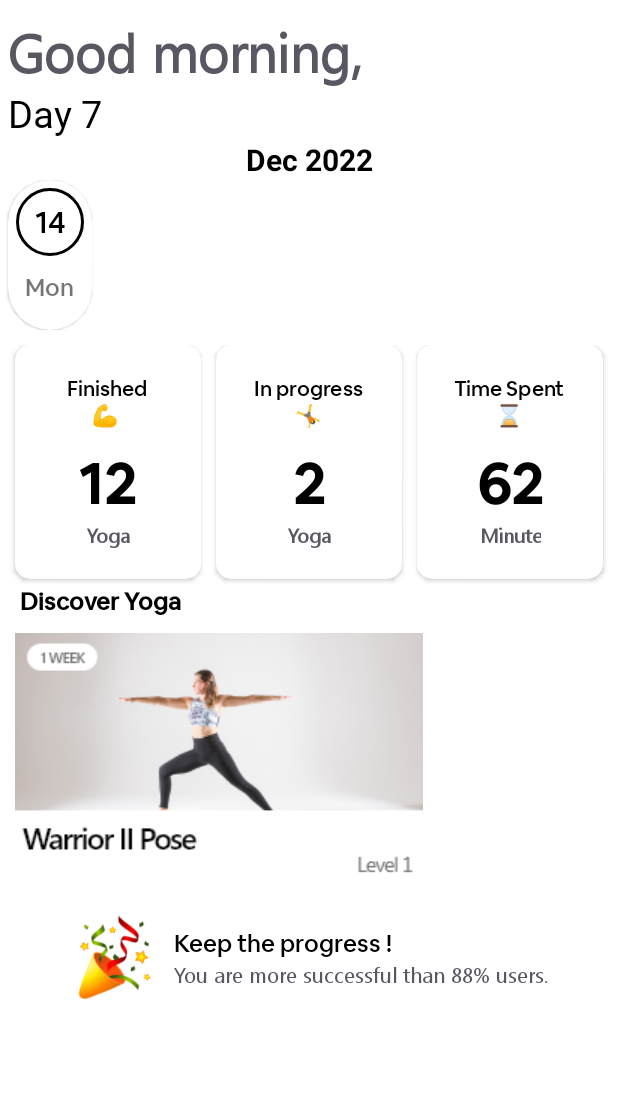
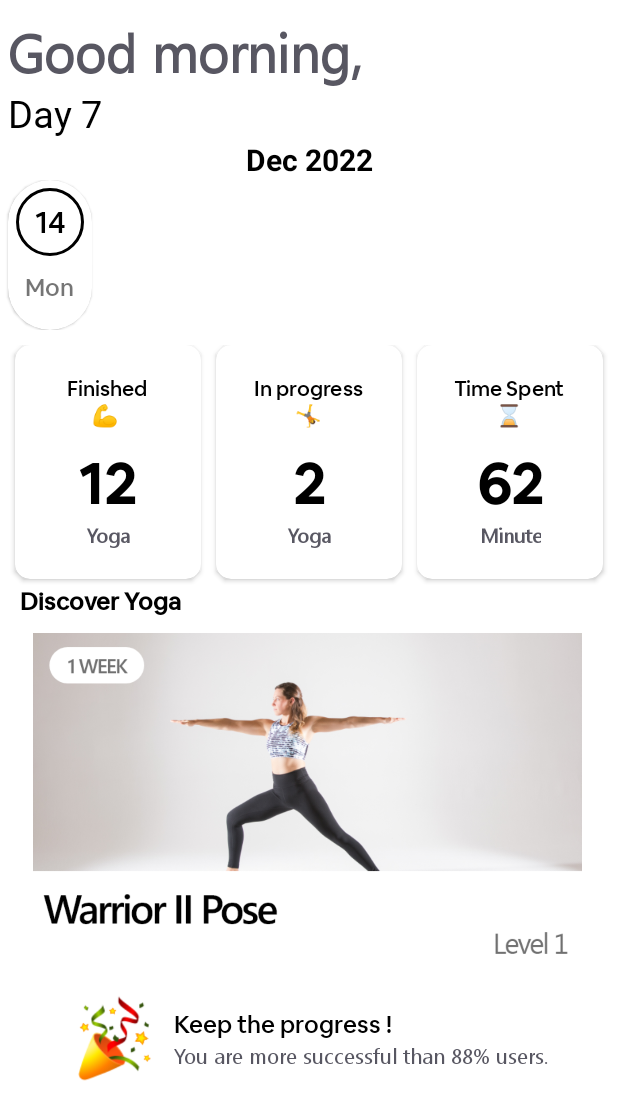
Before and after one commit to ShashankMangal/Virya, an Android app: the layout fragment_home.xml on its own in the app's theme, with its tools: preview values and no code run, on a phone screen of 412 x 824 dp. Shown: the top 1120 px of the screen. Run offline under Robolectric (Android 15) with nearby library versions, the phone set to English and light mode, and no system bars.

Commit message:
Home frag design updating 5

```diff
--- a/app/src/main/res/layout/fragment_home.xml
+++ b/app/src/main/res/layout/fragment_home.xml
@@ -226,16 +226,19 @@
                 />
 
             <androidx.recyclerview.widget.RecyclerView
-                android:layout_margin = "10dp"
+                android:layout_marginTop="10dp"
                 android:id="@+id/posesRecyclerView"
+                android:layout_marginBottom="5dp"
+                android:layout_marginStart="5dp"
                 android:layout_width="match_parent"
                 android:layout_height="wrap_content"
                 tools:listitem="@layout/item_poses_recyclerview"
                 app:layoutManager="androidx.recyclerview.widget.LinearLayoutManager"
                 android:orientation="horizontal"
-                tools:itemCount="1"/>
+                tools:itemCount="3"/>
 
             <LinearLayout
+                android:layout_marginBottom="11dp"
                 android:layout_width="match_parent"
                 android:layout_height="wrap_content"
                 android:orientation="horizontal"
--- a/app/src/main/res/layout/item_poses_recyclerview.xml
+++ b/app/src/main/res/layout/item_poses_recyclerview.xml
@@ -1,10 +1,10 @@
 <?xml version="1.0" encoding="utf-8"?>
 <androidx.constraintlayout.widget.ConstraintLayout
     xmlns:android="http://schemas.android.com/apk/res/android"
-    android:layout_width="wrap_content"
-    android:layout_height="wrap_content"
+    android:layout_width="match_parent"
+    android:layout_height="230dp"
     xmlns:app="http://schemas.android.com/apk/res-auto"
-    android:layout_marginEnd="10dp"
+    android:layout_marginEnd="7dp"
     >
 
 <!--    <androidx.cardview.widget.CardView-->
@@ -21,8 +21,8 @@
             app:layout_constraintBottom_toBottomOf="parent"
             app:layout_constraintEnd_toEndOf="parent"
             android:id="@+id/sessionIv"
-            android:layout_width="wrap_content"
-            android:layout_height="wrap_content"
+            android:layout_width="match_parent"
+            android:layout_height="match_parent"
             android:src="@drawable/warrior_2_pose_image_recyclerview" />
 <!--    </androidx.cardview.widget.CardView>-->
 
```
Also changed, not shown: app/src/main/res/drawable/tpose_image_recyclerview.png, app/src/main/res/drawable/tree_pose_image_recyclerview.png (deleted), app/src/main/res/drawable/treepose_image_recyclerview.png (added), app/src/main/res/drawable/warrior_2_pose_image_recyclerview.png.
